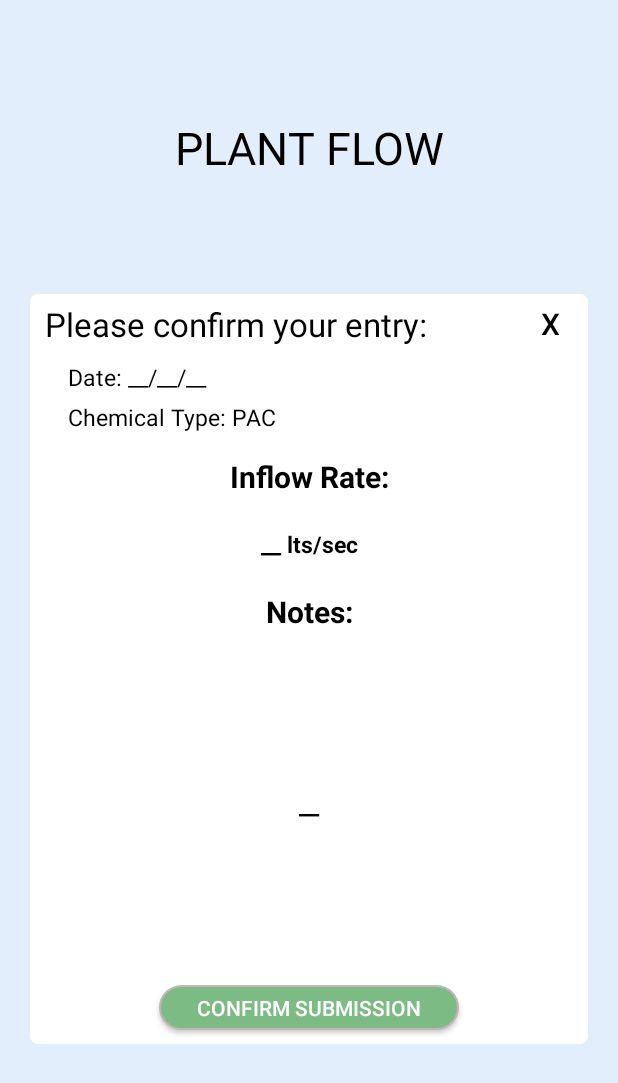
After one commit to AguaClara/aguadatos-amplify-android, an Android app: the layout fragment_plant_flow_confirm_entry.xml on its own in the app's theme, with its tools: preview values and no code run, on a phone screen of 412 x 824 dp. The commit adds this screen. Shown: the top 1083 px of the screen. Run offline under Robolectric (Android 15) with nearby library versions, the phone set to English and light mode, and no system bars.

Commit message:
created and styled plant flow, raw water pages and confirm entry pages

```diff
--- /dev/null
+++ b/app/src/main/res/layout/fragment_plant_flow_confirm_entry.xml
@@ -0,0 +1,144 @@
+<?xml version="1.0" encoding="utf-8"?>
+<androidx.constraintlayout.widget.ConstraintLayout xmlns:android="http://schemas.android.com/apk/res/android"
+    android:layout_width="match_parent"
+    android:layout_height="match_parent"
+    android:paddingHorizontal="20dp"
+    android:background="@color/background_blue"
+    android:paddingBottom="50dp"
+    xmlns:app="http://schemas.android.com/apk/res-auto">
+    <TextView
+        android:layout_width="match_parent"
+        android:layout_height="wrap_content"
+        android:id="@+id/plant_flow_title"
+        android:text="@string/plant_flow_caps"
+        android:gravity="center"
+        android:textSize="30sp"
+        app:layout_constraintTop_toTopOf="parent"
+        app:layout_constraintLeft_toLeftOf="parent"
+        app:layout_constraintRight_toRightOf="parent"
+        app:layout_constraintBottom_toTopOf="@+id/entry_box" />
+    <androidx.constraintlayout.widget.ConstraintLayout
+        android:layout_width="match_parent"
+        android:layout_height="500dp"
+        android:id="@+id/entry_box"
+        android:background="@drawable/rounded_white2"
+        app:layout_constraintTop_toBottomOf="@id/plant_flow_title"
+        app:layout_constraintLeft_toLeftOf="parent"
+        app:layout_constraintRight_toRightOf="parent"
+        app:layout_constraintBottom_toBottomOf="parent" >
+        <androidx.appcompat.widget.AppCompatButton
+            android:layout_width="30dp"
+            android:layout_height="wrap_content"
+            android:text="X"
+            android:background="@null"
+            android:layout_margin="10dp"
+            android:id="@+id/plant_flow_x_button"
+            android:textSize="20sp"
+            app:layout_constraintTop_toTopOf="parent"
+            app:layout_constraintRight_toRightOf="parent"
+            app:layout_constraintBottom_toTopOf="@id/date_text" />
+        <TextView
+            android:layout_width="match_parent"
+            android:layout_height="wrap_content"
+            android:id="@+id/confirm_entry_text"
+            android:layout_marginHorizontal="10dp"
+            android:paddingVertical="5dp"
+            android:layout_marginTop="10dp"
+            android:text="@string/please_confirm_your_entry"
+            android:textSize="22sp"
+            app:layout_constraintTop_toTopOf="parent"
+            app:layout_constraintLeft_toLeftOf="parent"
+            app:layout_constraintRight_toRightOf="parent"
+            app:layout_constraintBottom_toTopOf="@id/date_text" />
+        <TextView
+            android:layout_width="match_parent"
+            android:layout_height="wrap_content"
+            android:id="@+id/date_text"
+            android:paddingVertical="5dp"
+            android:text="Date: __/__/__"
+            android:textSize="15sp"
+            android:layout_marginHorizontal="25dp"
+            app:layout_constraintTop_toBottomOf="@id/confirm_entry_text"
+            app:layout_constraintLeft_toLeftOf="parent"
+            app:layout_constraintRight_toRightOf="parent"
+            app:layout_constraintBottom_toTopOf="@id/chem_type_text" />
+        <TextView
+            android:layout_width="match_parent"
+            android:layout_height="wrap_content"
+            android:id="@+id/chem_type_text"
+            android:text="@string/chemical_type_pac"
+            android:layout_marginHorizontal="25dp"
+            android:textSize="15sp"
+            app:layout_constraintTop_toBottomOf="@id/date_text"
+            app:layout_constraintLeft_toLeftOf="parent"
+            app:layout_constraintRight_toRightOf="parent"
+            app:layout_constraintBottom_toTopOf="@id/inflow_rate_header" />
+        <TextView
+            android:layout_width="match_parent"
+            android:layout_height="wrap_content"
+            android:id="@+id/inflow_rate_header"
+            android:text="@string/inflow_rate"
+            android:textStyle="bold"
+            android:textSize="20sp"
+            android:gravity="center"
+            android:paddingVertical="15dp"
+            app:layout_constraintTop_toBottomOf="@id/chem_type_text"
+            app:layout_constraintLeft_toLeftOf="parent"
+            app:layout_constraintRight_toRightOf="parent"
+            app:layout_constraintBottom_toTopOf="@id/inflow_rate_text" />
+        <TextView
+            android:layout_width="match_parent"
+            android:layout_height="wrap_content"
+            android:id="@+id/inflow_rate_text"
+            android:textStyle="bold"
+            android:text="__ lts/sec"
+            android:gravity="center_horizontal"
+            android:paddingVertical="5dp"
+            android:textSize="15sp"
+            android:paddingHorizontal="70dp"
+            app:layout_constraintTop_toBottomOf="@id/inflow_rate_header"
+            app:layout_constraintBottom_toTopOf="@id/notes_header"
+            app:layout_constraintLeft_toLeftOf="parent"
+            app:layout_constraintRight_toRightOf="parent" />
+        <TextView
+            android:layout_width="match_parent"
+            android:layout_height="wrap_content"
+            android:id="@+id/notes_header"
+            android:text="@string/notes"
+            android:textSize="20sp"
+            android:textStyle="bold"
+            android:gravity="center"
+            android:layout_marginVertical="15dp"
+            app:layout_constraintTop_toBottomOf="@id/inflow_rate_text"
+            app:layout_constraintLeft_toLeftOf="parent"
+            app:layout_constraintRight_toRightOf="parent"
+            app:layout_constraintBottom_toTopOf="@id/plant_flow_notes_text" />
+        <TextView
+            android:layout_width="match_parent"
+            android:layout_height="200dp"
+            android:id="@+id/plant_flow_notes_text"
+            android:textStyle="bold"
+            android:textSize="15sp"
+            android:paddingVertical="5dp"
+            android:text="__"
+            android:gravity="center"
+            android:paddingHorizontal="70dp"
+            app:layout_constraintTop_toBottomOf="@id/notes_header"
+            app:layout_constraintLeft_toLeftOf="parent"
+            app:layout_constraintRight_toRightOf="parent"
+            app:layout_constraintBottom_toTopOf="@id/plant_flow_confirm_button"/>
+        <androidx.appcompat.widget.AppCompatButton
+            android:layout_width="200dp"
+            android:layout_height="30dp"
+            android:id="@+id/plant_flow_confirm_button"
+            android:background="@drawable/green_button_background"
+            android:text="@string/confirm_submission"
+            android:layout_marginVertical="20dp"
+            android:textColor="@color/white"
+            app:layout_constraintTop_toBottomOf="@id/plant_flow_notes_text"
+            app:layout_constraintLeft_toLeftOf="parent"
+            app:layout_constraintRight_toRightOf="parent"
+            app:layout_constraintBottom_toBottomOf="parent" />
+
+    </androidx.constraintlayout.widget.ConstraintLayout>
+</androidx.constraintlayout.widget.ConstraintLayout>
--- a/app/src/main/res/values/strings.xml
+++ b/app/src/main/res/values/strings.xml
@@ -62,4 +62,12 @@
     <string name="submitted">Submitted:</string>
     <string name="confirm_submission">CONFIRM SUBMISSION</string>
     <string name="return_home">Return Home</string>
+    <string name="raw_water_caps">RAW WATER</string>
+    <string name="turbidity_ntu">Turbidity (NTU):</string>
+    <string name="notes">Notes:</string>
+    <string name="turbidity">Turbidity:</string>
+    <string name="ntu">NTU</string>
+    <string name="plant_flow_caps">PLANT FLOW</string>
+    <string name="inflow_rate">Inflow Rate:</string>
+    <string name="lts_sec">lts/sec</string>
 </resources>
```
Also changed, not shown: app/src/main/java/com/example/aguadatosapp/HomeFragment.kt (+6 -6 lines), app/src/main/java/com/example/aguadatosapp/PlantFlowFragment.kt (added, +27 -0 lines), app/src/main/java/com/example/aguadatosapp/RawWaterFragment.kt (added, +27 -0 lines), app/src/main/res/layout/fragment_plant_flow_page.xml (added, +125 -0 lines), app/src/main/res/layout/fragment_raw_water_confirm_entry.xml (added, +144 -0 lines), app/src/main/res/layout/fragment_raw_water_page.xml (added, +125 -0 lines), app/src/main/res/navigation/mobile_navigation.xml (+18 -0 lines).
